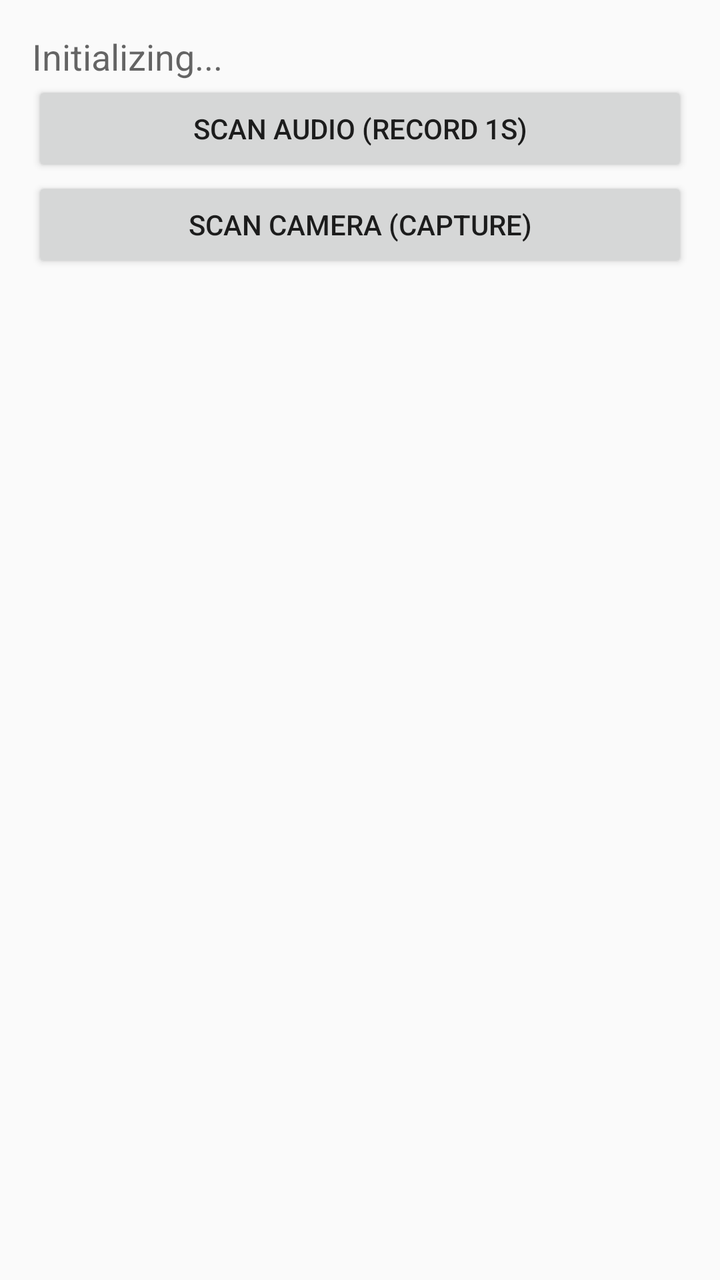
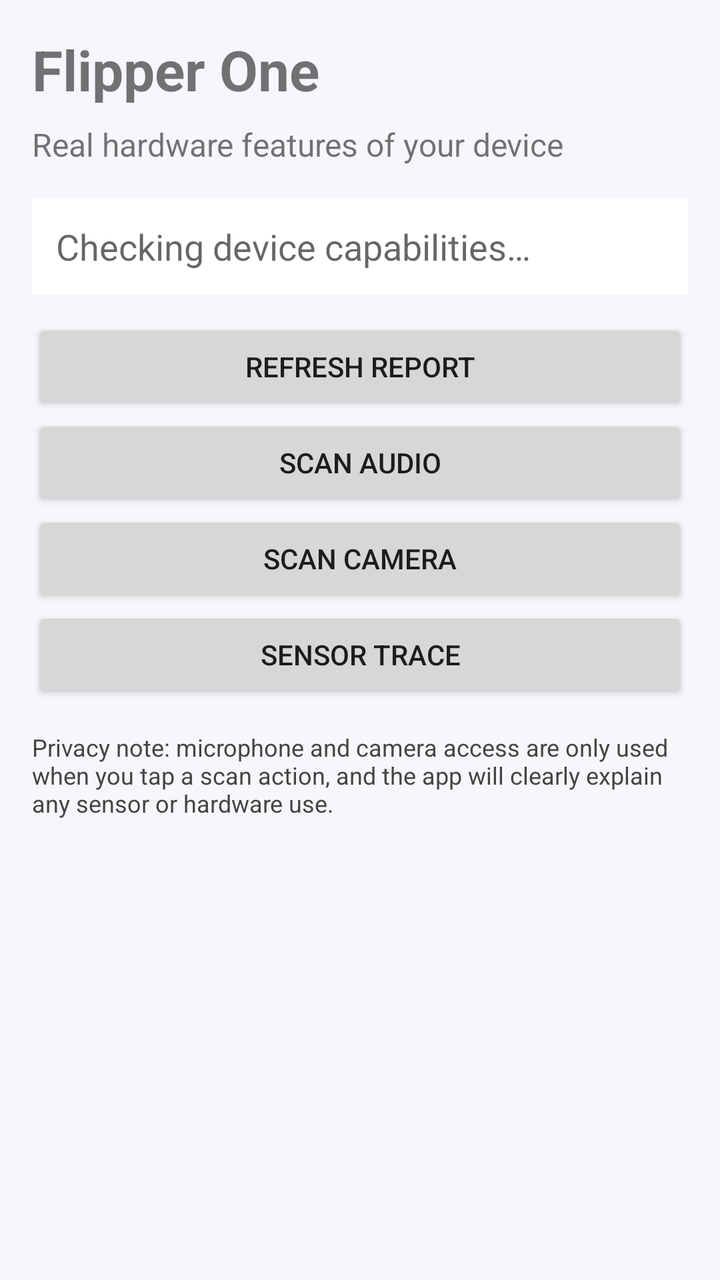

Screens rendered from an Android XML layout before and after an edit, with the pre-edit source and the edit as a unified diff.
<!-- AndroidManifest.xml: application theme Theme.AppCompat.Light.NoActionBar -->
<!-- res/layout/activity_main.xml -->
<?xml version="1.0" encoding="utf-8"?>
<ScrollView xmlns:android="http://schemas.android.com/apk/res/android"
    android:layout_width="match_parent"
    android:layout_height="match_parent"
    android:padding="16dp">

    <LinearLayout
        android:layout_width="match_parent"
        android:layout_height="wrap_content"
        android:orientation="vertical">

        <TextView
            android:id="@+id/tvReport"
            android:layout_width="match_parent"
            android:layout_height="wrap_content"
            android:text="Initializing..."
            android:textAppearance="?android:attr/textAppearanceMedium" />

        <ProgressBar
            android:id="@+id/progress"
            style="?android:attr/progressBarStyleSmall"
            android:layout_width="wrap_content"
            android:layout_height="wrap_content"
            android:visibility="gone" />

        <Button
            android:id="@+id/btnScanAudio"
            android:layout_width="match_parent"
            android:layout_height="wrap_content"
            android:text="Scan Audio (record 1s)" />

        <Button
            android:id="@+id/btnScanCamera"
            android:layout_width="match_parent"
            android:layout_height="wrap_content"
            android:text="Scan Camera (capture)" />

    </LinearLayout>
</ScrollView>
<!-- resources referenced by this layout -->
<resources>

</resources>

<!-- the commit's change to res/layout/activity_main.xml (unified diff, before → after) -->
@@ -2,6 +2,7 @@
 <ScrollView xmlns:android="http://schemas.android.com/apk/res/android"
     android:layout_width="match_parent"
     android:layout_height="match_parent"
+    android:background="#F5F7FA"
     android:padding="16dp">
 
     <LinearLayout
@@ -10,30 +11,72 @@
         android:orientation="vertical">
 
         <TextView
+            android:id="@+id/tvTitle"
+            android:layout_width="match_parent"
+            android:layout_height="wrap_content"
+            android:text="@string/app_name"
+            android:textSize="28sp"
+            android:textStyle="bold"
+            android:paddingBottom="8dp" />
+
+        <TextView
+            android:id="@+id/tvSubtitle"
+            android:layout_width="match_parent"
+            android:layout_height="wrap_content"
+            android:text="@string/subtitle"
+            android:textSize="16sp"
+            android:paddingBottom="16dp" />
+
+        <TextView
             android:id="@+id/tvReport"
             android:layout_width="match_parent"
             android:layout_height="wrap_content"
-            android:text="Initializing..."
-            android:textAppearance="?android:attr/textAppearanceMedium" />
+            android:text="@string/report_placeholder"
+            android:textAppearance="?android:attr/textAppearanceMedium"
+            android:background="#FFFFFF"
+            android:padding="12dp"
+            android:layout_marginBottom="12dp" />
 
         <ProgressBar
             android:id="@+id/progress"
             style="?android:attr/progressBarStyleSmall"
             android:layout_width="wrap_content"
             android:layout_height="wrap_content"
-            android:visibility="gone" />
+            android:visibility="gone"
+            android:layout_marginBottom="12dp" />
+
+        <Button
+            android:id="@+id/btnRefresh"
+            android:layout_width="match_parent"
+            android:layout_height="wrap_content"
+            android:text="@string/btn_refresh" />
 
         <Button
             android:id="@+id/btnScanAudio"
             android:layout_width="match_parent"
             android:layout_height="wrap_content"
-            android:text="Scan Audio (record 1s)" />
+            android:text="@string/btn_audio" />
 
         <Button
             android:id="@+id/btnScanCamera"
             android:layout_width="match_parent"
             android:layout_height="wrap_content"
-            android:text="Scan Camera (capture)" />
+            android:text="@string/btn_camera" />
+
+        <Button
+            android:id="@+id/btnSensorTrace"
+            android:layout_width="match_parent"
+            android:layout_height="wrap_content"
+            android:text="@string/btn_sensors" />
+
+        <TextView
+            android:id="@+id/tvPrivacy"
+            android:layout_width="match_parent"
+            android:layout_height="wrap_content"
+            android:text="@string/privacy_notice"
+            android:textSize="12sp"
+            android:textColor="#444444"
+            android:paddingTop="14dp" />
 
     </LinearLayout>
 </ScrollView>
<!-- resource entries referenced after the edit -->
@@ -1,5 +1,12 @@
 <!-- resources referenced by this layout -->
 <resources>
-
+  <string name="app_name">Flipper One</string>
+  <string name="btn_audio">Scan audio</string>
+  <string name="btn_camera">Scan camera</string>
+  <string name="btn_refresh">Refresh report</string>
+  <string name="btn_sensors">Sensor trace</string>
+  <string name="privacy_notice">Privacy note: microphone and camera access are only used when you tap a scan action, and the app will clearly explain any sensor or hardware use.</string>
+  <string name="report_placeholder">Checking device capabilities…</string>
+  <string name="subtitle">Real hardware features of your device</string>
 </resources>
 
